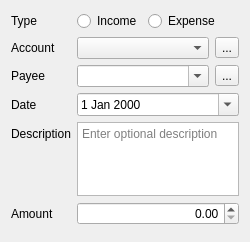
Old version of the form src/views/ui_files/dialogs/cash_transaction_dialog.ui in the repository JakubFranek/Kapytal.
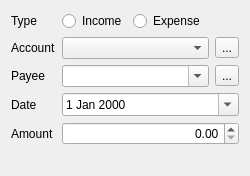
New version of the form.

Commit message:
Add basic description completion support
Add DescriptionPlainTextEdit with completion capability.
Implement DescriptionPlainTextEdit in CashTransactionDialog.
Add RecordKeeper.descriptions property.
Add RecordKeeper._update_descriptions method and call it in all
Transaction related methods.
Refactor RecordKeeper.serialize method.

```diff
--- a/src/views/ui_files/dialogs/cash_transaction_dialog.ui
+++ b/src/views/ui_files/dialogs/cash_transaction_dialog.ui
@@ -10,7 +10,7 @@
     <x>0</x>
     <y>0</y>
     <width>250</width>
-    <height>242</height>
+    <height>176</height>
    </rect>
   </property>
   <property name="sizePolicy">
@@ -152,78 +152,13 @@
       </widget>
      </item>
      <item row="4" column="0">
-      <layout class="QVBoxLayout" name="descriptionLabelVerticalLayout">
-       <item>
-        <spacer name="descriptionLabelTopVerticalSpacer">
-         <property name="orientation">
-          <enum>Qt::Vertical</enum>
-         </property>
-         <property name="sizeType">
-          <enum>QSizePolicy::Fixed</enum>
-         </property>
-         <property name="sizeHint" stdset="0">
-          <size>
-           <width>20</width>
-           <height>5</height>
-          </size>
-         </property>
-        </spacer>
-       </item>
-       <item>
-        <widget class="QLabel" name="descriptionLabel">
-         <property name="text">
-          <string>Description</string>
-         </property>
-        </widget>
-       </item>
-       <item>
-        <spacer name="descriptionLabelBottomVerticalSpacer">
-         <property name="orientation">
-          <enum>Qt::Vertical</enum>
-         </property>
-         <property name="sizeType">
-          <enum>QSizePolicy::MinimumExpanding</enum>
-         </property>
-         <property name="sizeHint" stdset="0">
-          <size>
-           <width>20</width>
-           <height>25</height>
-          </size>
-         </property>
-        </spacer>
-       </item>
-      </layout>
-     </item>
-     <item row="4" column="1">
-      <widget class="QPlainTextEdit" name="descriptionPlainTextEdit">
-       <property name="sizePolicy">
-        <sizepolicy hsizetype="Expanding" vsizetype="Expanding">
-         <horstretch>0</horstretch>
-         <verstretch>0</verstretch>
-        </sizepolicy>
-       </property>
-       <property name="minimumSize">
-        <size>
-         <width>0</width>
-         <height>30</height>
-        </size>
-       </property>
-       <property name="tabChangesFocus">
-        <bool>true</bool>
-       </property>
-       <property name="placeholderText">
-        <string>Enter optional description</string>
-       </property>
-      </widget>
-     </item>
-     <item row="5" column="0">
       <widget class="QLabel" name="amountLabel">
        <property name="text">
         <string>Amount</string>
        </property>
       </widget>
      </item>
-     <item row="5" column="1">
+     <item row="4" column="1">
       <widget class="QDoubleSpinBox" name="amountDoubleSpinBox">
        <property name="alignment">
         <set>Qt::AlignRight|Qt::AlignTrailing|Qt::AlignVCenter</set>
```
Left out of the diff: 1 changed line with no effect on the pictures. The commit also changes 5 other files.
